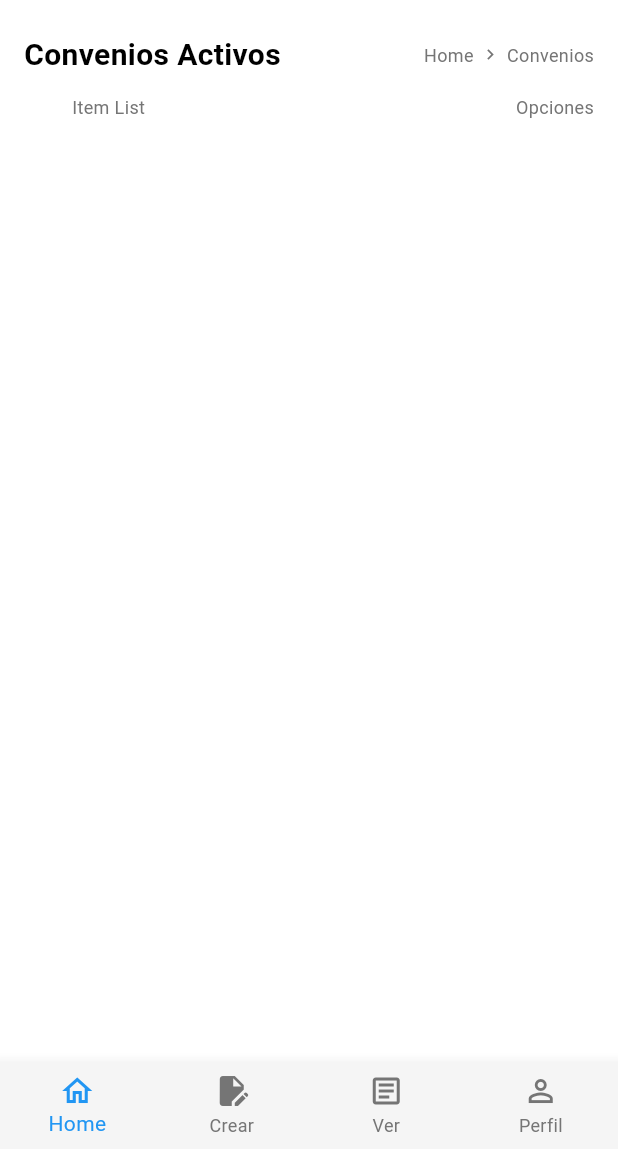
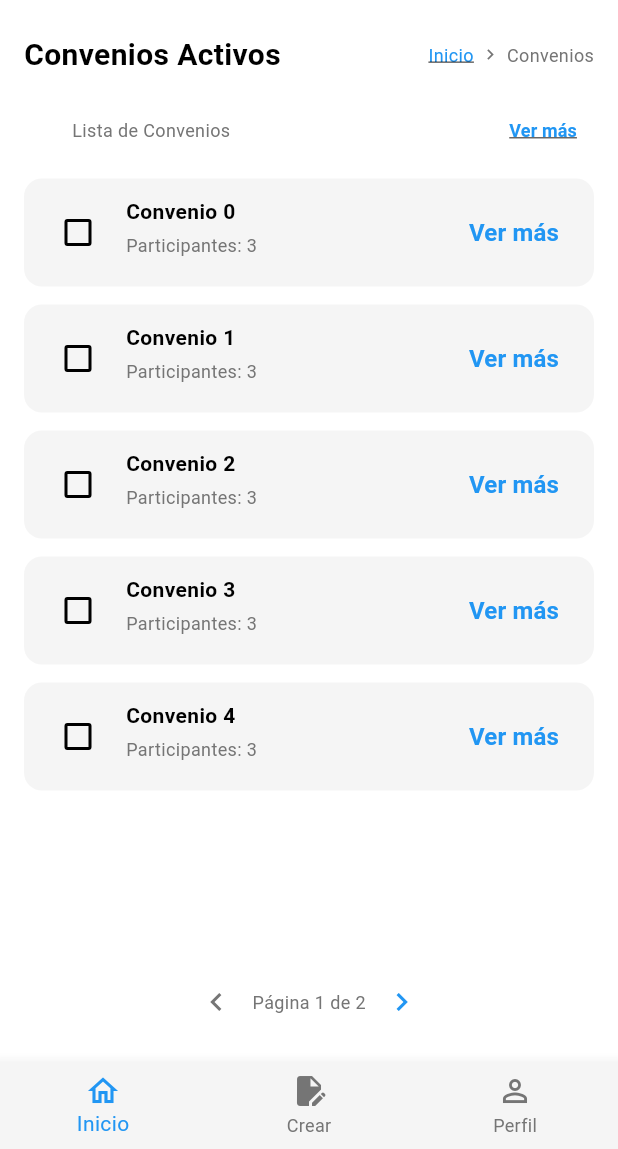
Before and after one commit to JairoProyects/Convenition-on-chain, a Flutter app: the screen it shows after launch, on a phone screen of 412 x 824 dp, the part 87-1236 px from its top. Run offline on Flutter 3.47's test engine with Material 3 defaults, Android fonts, the phone set to English and light mode, and no system bars; missing offline and left inert: starknet, starknet_provider; network calls fail.

Commit message:
Se corrige breadcrumb y se corrige ver más

```diff
--- a/convenition_app/lib/home/bottom_navigation_bar.dart
+++ b/convenition_app/lib/home/bottom_navigation_bar.dart
@@ -1,7 +1,6 @@
 import 'package:flutter/material.dart';
 import 'home_page.dart';
 import '../convenion/presentation/agreement/create_agreement_page.dart';
-import '../convenion/presentation/agreement/view_agreement_page.dart';
 import '../convenion/presentation/profile/profile_page.dart';
 import '../../shared/theme/app_colors.dart';
 
@@ -18,14 +17,12 @@ class _MenuTopTabsPageState extends State<MenuTopTabsPage> {
   final List<Widget> _screens = const [
     HomePage(),
     CreateAgreementPage(),
-    ViewAgreementPage(),
     ProfilePage(),
   ];
 
   final List<BottomNavigationBarItem> _bottomNavItems = const [
-    BottomNavigationBarItem(icon: Icon(Icons.home_outlined), label: 'Home'),
+    BottomNavigationBarItem(icon: Icon(Icons.home_outlined), label: 'Inicio'),
     BottomNavigationBarItem(icon: Icon(Icons.edit_document), label: 'Crear'),
-    BottomNavigationBarItem(icon: Icon(Icons.article_outlined), label: 'Ver'),
     BottomNavigationBarItem(icon: Icon(Icons.person_outline), label: 'Perfil'),
   ];
 
--- a/convenition_app/lib/home/home_page.dart
+++ b/convenition_app/lib/home/home_page.dart
@@ -3,6 +3,8 @@ import '../../shared/theme/app_colors.dart';
 import '../../shared/theme/app_text_styles.dart';
 import '../convenion/domains/convenio_model.dart';
 import 'custom_app_bar.dart';
+import '../convenion/presentation/agreement/view_agreement_page.dart';
+import '../../shared/widgets/breadcrumb_widget.dart';
 
 class HomePage extends StatefulWidget {
   const HomePage({super.key});
@@ -16,16 +18,39 @@ class _HomePageState extends State<HomePage> {
   List<ConvenioModel> allConvenios = [];
   List<ConvenioModel> filteredConvenios = [];
 
+  static const int _itemsPerPage = 5;
+  int _currentPage = 0;
+
   @override
   void initState() {
     super.initState();
-    allConvenios = []; // Simulación de convenios
+
+    // Simulación de convenios
+    allConvenios = List.generate(
+      10,
+      (index) => ConvenioModel(
+        id: "$index",
+        timestamp: DateTime.now(),
+        monto: 1000.0,
+        firmado: index % 2 == 0,
+        participantes: 3,
+        hash: "0xHASH$index",
+        descripcion: "Convenio $index",
+        condiciones: "Condiciones $index",
+        vencimiento: DateTime.now().add(const Duration(days: 30)),
+        firmas: [],
+        estado: "Idle",
+      ),
+    );
+
     filteredConvenios = List.from(allConvenios);
   }
 
   void _searchConvenios(String query) {
     setState(() {
-      filteredConvenios = allConvenios
+      _currentPage = 0;
+      filteredConvenios =
+          allConvenios
               .where(
                 (c) =>
                     c.descripcion.toLowerCase().contains(query.toLowerCase()) ||
@@ -35,11 +60,35 @@ class _HomePageState extends State<HomePage> {
     });
   }
 
+  void _nextPage() {
+    if ((_currentPage + 1) * _itemsPerPage < filteredConvenios.length) {
+      setState(() {
+        _currentPage++;
+      });
+    }
+  }
+
+  void _previousPage() {
+    if (_currentPage > 0) {
+      setState(() {
+        _currentPage--;
+      });
+    }
+  }
+
   @override
   Widget build(BuildContext context) {
-    final colors = Theme.of(context).brightness == Brightness.dark
+    final colors =
+        Theme.of(context).brightness == Brightness.dark
             ? AppColors.dark
             : AppColors.light;
+
+    final start = _currentPage * _itemsPerPage;
+    final end = (_currentPage + 1) * _itemsPerPage;
+    final paginatedList = filteredConvenios.sublist(
+      start,
+      end > filteredConvenios.length ? filteredConvenios.length : end,
+    );
 
     return Scaffold(
       body: Container(
@@ -58,7 +107,9 @@ class _HomePageState extends State<HomePage> {
                 const SizedBox(height: 12),
                 _buildTableHeader(colors),
                 const SizedBox(height: 8),
-                Expanded(child: _buildConvenioList(colors)),
+                Expanded(child: _buildConvenioList(paginatedList, colors)),
+                const SizedBox(height: 12),
+                _buildPaginationControls(colors),
               ],
             ),
           ),
@@ -72,21 +123,14 @@ class _HomePageState extends State<HomePage> {
       mainAxisAlignment: MainAxisAlignment.spaceBetween,
       children: [
         Text('Convenios Activos', style: AppTextStyles.heading2(colors)),
-        Row(
-          children: [
-            GestureDetector(
-              onTap: () => Navigator.pop(context),
-              child: Text('Home', style: AppTextStyles.caption(colors)),
-            ),
-            const SizedBox(width: 4),
-            Icon(
-              Icons.chevron_right,
-              color: colors.textSecondary,
-              size: 14,
-            ),
-            const SizedBox(width: 4),
-            Text('Convenios', style: AppTextStyles.caption(colors)),
-          ],
+        BreadcrumbWidget(
+          items: ['Inicio', 'Convenios'],
+          colors: colors,
+          onTap: (index) {
+            if (index == 0) {
+              Navigator.pop(context); // Solo ejemplo
+            }
+          },
         ),
       ],
     );
@@ -96,41 +140,57 @@ class _HomePageState extends State<HomePage> {
     return Row(
       children: [
         const SizedBox(width: 32),
-        Expanded(child: Text('Item List', style: AppTextStyles.caption(colors))),
-        const SizedBox(width: 16),
-        Text('Opciones', style: AppTextStyles.caption(colors)),
+        Expanded(
+          child: Text('Lista de Convenios', style: AppTextStyles.caption(colors)),
+        ),
+        TextButton(
+          onPressed: () {
+            print("Navegando a ViewAgreementPage desde encabezado de tabla");
+            Navigator.push(
+              context,
+              MaterialPageRoute(builder: (_) => const ViewAgreementPage()),
+            );
+          },
+          child: Text(
+            'Ver más',
+            style: AppTextStyles.caption(colors).copyWith(
+              color: colors.accentBlue,
+              decoration: TextDecoration.underline,
+            ),
+          ),
+        ),
       ],
     );
   }
 
-  Widget _buildConvenioList(AppColorScheme colors) {
+  Widget _buildConvenioList(List<ConvenioModel> list, AppColorScheme colors) {
     return ListView.builder(
-      itemCount: filteredConvenios.length,
+      itemCount: list.length,
       itemBuilder: (context, index) {
-        final convenio = filteredConvenios[index];
-        return Padding(
-          padding: const EdgeInsets.only(bottom: 12),
-          child: Container(
+        final convenio = list[index];
+        return Container(
+          margin: const EdgeInsets.only(bottom: 12),
+          padding: const EdgeInsets.all(12),
           decoration: BoxDecoration(
             color: colors.panelBackground,
             borderRadius: BorderRadius.circular(12),
           ),
-            padding: const EdgeInsets.all(12),
           child: Row(
+            crossAxisAlignment: CrossAxisAlignment.start,
             children: [
               Checkbox(value: false, onChanged: (_) {}),
-                ClipRRect(borderRadius: BorderRadius.circular(8)),
-                const SizedBox(width: 12),
+              const SizedBox(width: 8),
               Expanded(
                 child: Column(
                   crossAxisAlignment: CrossAxisAlignment.start,
                   children: [
                     Text(
                       convenio.descripcion,
-                        style: AppTextStyles.body(colors).copyWith(
-                          fontWeight: FontWeight.bold,
+                      style: AppTextStyles.body(
+                        colors,
+                      ).copyWith(fontWeight: FontWeight.bold),
                     ),
-                      ),
+                    const SizedBox(height: 4),
                     Text(
                       'Participantes: ${convenio.participantes}',
                       style: AppTextStyles.caption(colors),
@@ -138,12 +198,45 @@ class _HomePageState extends State<HomePage> {
                   ],
                 ),
               ),
-                Icon(Icons.more_vert, color: colors.textSecondary),
+              TextButton(
+                onPressed: () {
+                  print("Entrando a detalle individual (no usado)");
+                },
+                child: Text(
+                  "Ver más",
+                  style: TextStyle(color: colors.accentBlue),
+                ),
+              ),
             ],
-            ),
           ),
         );
       },
     );
   }
+
+  Widget _buildPaginationControls(AppColorScheme colors) {
+    final totalPages = (filteredConvenios.length / _itemsPerPage).ceil();
+    return Row(
+      mainAxisAlignment: MainAxisAlignment.center,
+      children: [
+        IconButton(
+          icon: const Icon(Icons.chevron_left),
+          color: _currentPage > 0 ? colors.accentBlue : colors.textSecondary,
+          onPressed: _previousPage,
+        ),
+        Text(
+          'Página ${_currentPage + 1} de $totalPages',
+          style: AppTextStyles.caption(colors),
+        ),
+        IconButton(
+          icon: const Icon(Icons.chevron_right),
+          color:
+              (_currentPage + 1) < totalPages
+                  ? colors.accentBlue
+                  : colors.textSecondary,
+          onPressed: _nextPage,
+        ),
+      ],
+    );
   }
+}
--- /dev/null
+++ b/convenition_app/lib/shared/widgets/breadcrumb_widget.dart
@@ -0,0 +1,49 @@
+import 'package:flutter/material.dart';
+import '../theme/app_colors.dart';
+import '../theme/app_text_styles.dart';
+
+class BreadcrumbWidget extends StatelessWidget {
+  final List<String> items;
+  final void Function(int index)? onTap;
+  final AppColorScheme colors;
+
+  const BreadcrumbWidget({
+    super.key,
+    required this.items,
+    required this.colors,
+    this.onTap,
+  });
+
+  @override
+  Widget build(BuildContext context) {
+    return Row(
+      children: List.generate(items.length * 2 - 1, (index) {
+        if (index.isEven) {
+          final itemIndex = index ~/ 2;
+          final isLast = itemIndex == items.length - 1;
+          final label = items[itemIndex];
+
+          if (isLast || onTap == null) {
+            return Text(label, style: AppTextStyles.caption(colors));
+          } else {
+            return GestureDetector(
+              onTap: () => onTap!(itemIndex),
+              child: Text(
+                label,
+                style: AppTextStyles.caption(colors).copyWith(
+                  color: colors.accentBlue,
+                  decoration: TextDecoration.underline,
+                ),
+              ),
+            );
+          }
+        } else {
+          return Padding(
+            padding: const EdgeInsets.symmetric(horizontal: 4),
+            child: Icon(Icons.chevron_right, size: 14, color: colors.textSecondary),
+          );
+        }
+      }),
+    );
+  }
+}
```
Also changed, not shown: convenition_app/lib/convenion/presentation/agreement/create_agreement_page.dart (+16 -4 lines), convenition_app/lib/convenion/presentation/agreement/view_agreement_page.dart (+60 -81 lines). Lines whose indentation alone changed are shown as unchanged.
